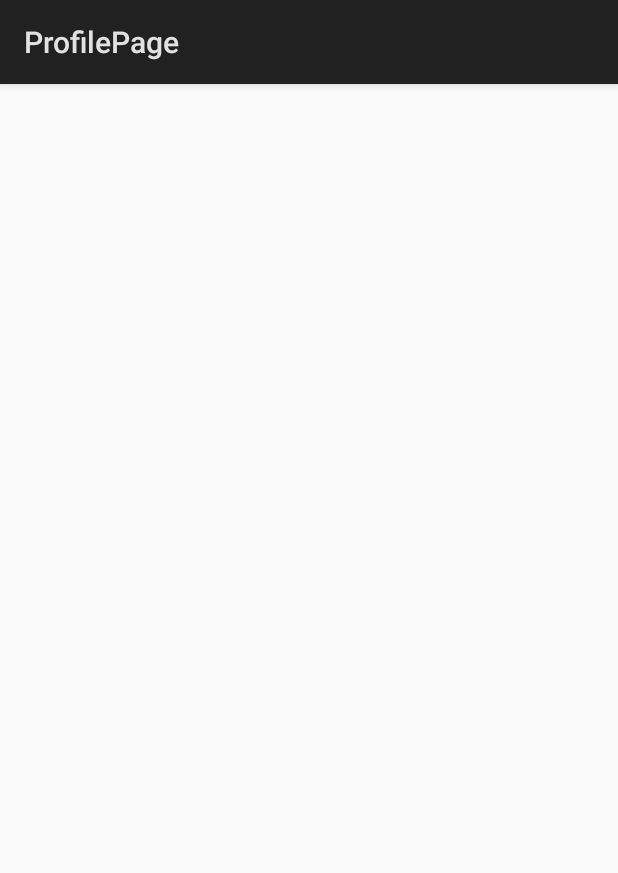
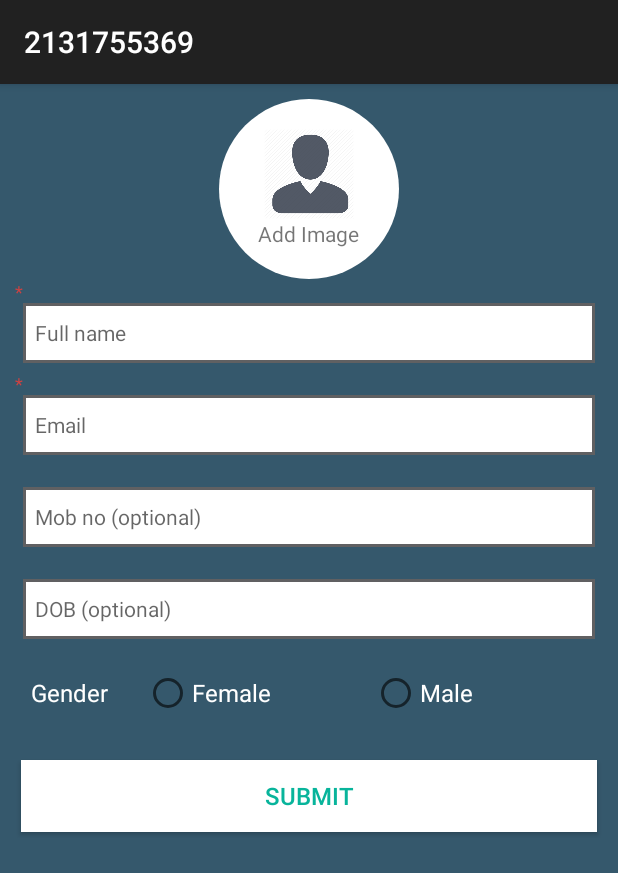
Before and after one commit to vsingh-techracers/week-task-assignment, an Android app: the screen it shows after launch (MainActivity), on a phone screen of 412 x 824 dp. Shown: the top 873 px of the screen. Run offline under Robolectric (Android 15) with nearby library versions, the phone set to English and light mode, and no system bars.

Commit message:
Add profile page ui

```diff
--- a/feb-17/week-4/ProfilePage/app/src/main/java/com/example/rails/profilepage/MainActivity.java
+++ b/feb-17/week-4/ProfilePage/app/src/main/java/com/example/rails/profilepage/MainActivity.java
@@ -9,5 +9,8 @@ public class MainActivity extends com.example.rails.profilepage.base.BaseActivit
     public void onCreate(Bundle savedInstanceState) {
         super.onCreate(savedInstanceState);
         setContentView(R.layout.activity_main);
+        if (savedInstanceState == null) {
+            add(new ProfilePageFragment());
+        }
     }
 }
--- a/feb-17/week-4/ProfilePage/app/src/main/res/layout/fragment_profile_page.xml
+++ b/feb-17/week-4/ProfilePage/app/src/main/res/layout/fragment_profile_page.xml
@@ -7,29 +7,26 @@
     android:background="#35586c"
     android:gravity="start">
     <FrameLayout
-        android:layout_width="match_parent"
+        android:layout_width="wrap_content"
         android:layout_height="wrap_content"
         android:layout_gravity="center">
         <LinearLayout
+            android:id="@+id/add_image"
             android:layout_width="wrap_content"
             android:layout_height="wrap_content"
-            android:orientation="horizontal"
-            android:layout_gravity="start"
+            android:orientation="vertical"
             android:gravity="center"
-            android:padding="5dp">
+            android:background="@drawable/circle_drawable"
+            android:clickable="true">
             <ImageView
-                android:layout_width="50dp"
-                android:layout_height="50dp"
-                android:src="@drawable/register_icon"
-                android:clickable="false"/>
+                android:layout_width="60dp"
+                android:layout_height="60dp"
+                android:src="@drawable/user_profile_img"
+                />
             <TextView
                 android:layout_width="wrap_content"
                 android:layout_height="wrap_content"
-                android:text="Create Account"
-                android:layout_marginLeft="10dp"
-                android:textSize="30sp"
-                android:textColor="#fff"/>
-
+                android:text="Add Image"/>
         </LinearLayout>
 
     </FrameLayout>
@@ -43,15 +40,16 @@
             android:text="* "
             style="@style/redStar"/>
         <TextView
-            android:id="@+id/nameError"
+            android:id="@+id/name_error"
             android:text=""
             style="@style/redStar"/>
     </LinearLayout>
     <EditText
-        android:id="@+id/username"
+        android:id="@+id/user_name"
         android:hint="Full name"
-        android:background="@drawable/rectangle_border_edittext"
-        style="@style/username_et">
+        android:inputType="text"
+        android:maxLength="150"
+        style="@style/edit_text">
         <requestFocus/>
     </EditText>
 
@@ -64,14 +62,16 @@
             android:text="* "
             style="@style/redStar"/>
         <TextView
-            android:id="@+id/emailError"
+            android:id="@+id/email_error"
             android:text=""
             style="@style/redStar"/>
     </LinearLayout>
     <EditText
-        android:id="@+id/useremail"
+        android:id="@+id/user_email"
         android:hint="Email"
-        style="@style/email_et">
+        android:inputType="textEmailAddress"
+        android:maxLength="150"
+        style="@style/edit_text">
     </EditText>
 
     <LinearLayout
@@ -80,26 +80,80 @@
         android:layout_marginBottom="-6dp"
         android:orientation="horizontal">
         <TextView
-            android:text="* "
+            android:text=""
             style="@style/redStar"/>
         <TextView
-            android:id="@+id/passwordError"
+            android:id="@+id/password_error"
             android:text=""
             style="@style/redStar"/>
     </LinearLayout>
     <EditText
-        android:id="@+id/userpassword"
-        android:hint="Password"
-        style="@style/email_et">
+        android:id="@+id/user_password"
+        android:hint="Mob no (optional)"
+        android:inputType="phone"
+        android:maxLength="10"
+        style="@style/edit_text">
     </EditText>
-    <CheckBox
-        android:id="@+id/showPassword"
-        android:text="Show password"
+
+    <LinearLayout
         android:layout_width="match_parent"
         android:layout_height="wrap_content"
-        android:textColor="#fff"
-        android:textSize="14sp"
-        android:layout_marginBottom="5dp"/>
+        android:layout_marginBottom="-6dp"
+        android:orientation="horizontal">
+        <TextView
+            android:text=""
+            style="@style/redStar"/>
+        <TextView
+            android:id="@+id/password_error"
+            android:text=""
+            style="@style/redStar"/>
+    </LinearLayout>
+    <EditText
+        android:id="@+id/user_dob"
+        android:hint="DOB (optional)"
+        android:inputType="date"
+        android:maxLength="10"
+        style="@style/edit_text">
+    </EditText>
+
+    <LinearLayout
+        android:layout_width="match_parent"
+        android:layout_height="wrap_content"
+        android:orientation="horizontal"
+        android:gravity="center_vertical"
+        android:paddingTop="5dp"
+        android:layout_margin="5dp"
+        android:paddingLeft="5dp">
+        <TextView
+            android:layout_width="wrap_content"
+            android:layout_height="wrap_content"
+            android:text="Gender"
+            android:layout_marginRight="20dp"
+            android:textColor="@color/white"
+            android:textSize="@dimen/medium_text" />
+        <RadioGroup
+            android:id="@+id/gender_status"
+            android:layout_width="match_parent"
+            android:layout_height="wrap_content"
+            android:orientation="horizontal"
+            android:layout_weight="1"
+            android:gravity="center_vertical">
+            <requestFocus/>
+            <RadioButton
+                android:id="@+id/gender_female"
+                android:layout_width="0dp"
+                android:layout_height="wrap_content"
+                android:text="Female"
+                style="@style/radio_button"/>
+            <RadioButton
+                android:id="@+id/gender_male"
+                android:layout_width="0dp"
+                android:layout_height="wrap_content"
+                android:text="Male"
+                style="@style/radio_button"/>
+        </RadioGroup>
+    </LinearLayout>
+
     <LinearLayout
         android:layout_width="match_parent"
         android:layout_height="wrap_content"
@@ -107,33 +161,11 @@
         android:layout_gravity="end"
         android:layout_marginTop="15dp">
         <Button
+            android:id="@+id/submit"
             android:layout_width="match_parent"
             android:layout_height="wrap_content"
-            android:text="Register"
-            android:layout_weight="1"
-            android:background="#ffffff"
-            android:id="@+id/register"
-            android:textColor="#08b49b"
-            style="@style/frontButton"
-            android:gravity="center">
+            android:text="Submit"
+            style="@style/button">
         </Button>
     </LinearLayout>
-
-    <LinearLayout
-        android:layout_width="match_parent"
-        android:layout_height="wrap_content"
-        android:orientation="vertical"
-        android:layout_gravity="end"
-        android:layout_marginTop="15dp"
-        android:gravity="center">
-        <TextView
-            android:layout_width="match_parent"
-            android:clickable="true"
-            android:id="@+id/textSignup"
-            android:layout_height="40dp"
-            android:text="Have account? Login now."
-            android:textColor="#ffffff"
-            android:textSize="18sp"
-            android:gravity="center"/>
-    </LinearLayout>
 </LinearLayout>
--- a/feb-17/week-4/ProfilePage/app/src/main/res/values/dimens.xml
+++ b/feb-17/week-4/ProfilePage/app/src/main/res/values/dimens.xml
@@ -2,4 +2,6 @@
     <!-- Default screen margins, per the Android Design guidelines. -->
     <dimen name="activity_horizontal_margin">16dp</dimen>
     <dimen name="activity_vertical_margin">16dp</dimen>
+    <dimen name="small_text">14sp</dimen>
+    <dimen name="medium_text">16sp</dimen>
 </resources>
--- a/feb-17/week-4/ProfilePage/app/src/main/res/values/styles.xml
+++ b/feb-17/week-4/ProfilePage/app/src/main/res/values/styles.xml
@@ -1,25 +1,44 @@
 <resources>
 
     <!-- Base application theme. -->
-    <style name="AppTheme" parent="android:Theme.Material.Light.DarkActionBar">
+    <style name="AppTheme" parent="Theme.AppCompat.Light.DarkActionBar">
         <!-- Customize your theme here. -->
     </style>
 
-    <style name="frontButton">
+    <!--common button-->
+    <!--start-->
+    <style name="button">
         <item name="android:layout_margin">4dp</item>
-        <item name="android:textColor">#fff</item>
-        <item name="android:background">@color/colorButton</item>
+        <item name="android:textColor">@color/button_text</item>
+        <item name="android:background">@color/white</item>
         <item name="android:textSize">16sp</item>
+        <item name="android:layout_weight">1</item>
+        <item name="android:gravity">center</item>
         <item name="android:textAllCaps">true</item>
         <item name="android:textStyle">normal</item>
     </style>
+    <!--stop-->
 
+    <!--common radio_button-->
+    <!--start-->
+    <style name="radio_button">
+        <item name="android:layout_margin">4dp</item>
+        <item name="android:textColor">@color/white</item>
+        <item name="android:textSize">@dimen/medium_text</item>
+        <item name="android:layout_weight">1</item>
+        <item name="android:checked">false</item>
+    </style>
+    <!--stop-->
+
+    <!--common red_star-->
+    <!--start-->
     <style name="redStar">
         <item name="android:layout_width">wrap_content</item>
         <item name="android:layout_height">wrap_content</item>
         <item name="android:textColor">#ce4242</item>
         <item name="android:textSize">12sp</item>
     </style>
+    <!--stop-->
 
     <style name="errorLayout">
         <item name="android:layout_width">match_parent</item>
@@ -30,13 +49,13 @@
         <item name="android:orientation">horizontal</item>
     </style>
 
-    <style name="email_et">
+    <!--common edit_text-->
+    <!--start-->
+    <style name="edit_text">
         <item name="android:layout_height">40dp</item>
         <item name="android:layout_width">match_parent</item>
         <item name="android:background">@drawable/rectangle_border_edittext</item>
-        <item name="android:inputType">textEmailAddress</item>
         <item name="android:lines">1</item>
-        <item name="android:maxLength">100</item>
         <item name="android:maxLines">1</item>
         <item name="android:gravity">center_vertical</item>
         <item name="android:padding">8dp</item>
@@ -44,21 +63,8 @@
         <item name="android:textColor">#393939</item>
         <item name="android:textSize">14sp</item>
     </style>
+    <!--stop-->
 
-    <style name="username_et">
-        <item name="android:layout_height">40dp</item>
-        <item name="android:layout_width">match_parent</item>
-        <item name="android:background">@drawable/rectangle_border_edittext</item>
-        <item name="android:inputType">text</item>
-        <item name="android:lines">1</item>
-        <item name="android:maxLength">100</item>
-        <item name="android:maxLines">1</item>
-        <item name="android:gravity">center_vertical</item>
-        <item name="android:padding">8dp</item>
-        <item name="android:layout_margin">5dp</item>
-        <item name="android:textColor">#393939</item>
-        <item name="android:textSize">14sp</item>
-    </style>
-
-
+    <color name="button_text">#08b49b</color>
+    <color name="white">#FFFFFF</color>
 </resources>
```
Also changed, not shown: feb-17/week-4/ProfilePage/app/src/main/res/drawable/register_icon.png (deleted), feb-17/week-4/ProfilePage/app/src/main/res/drawable/user_profile_img.png (added).
